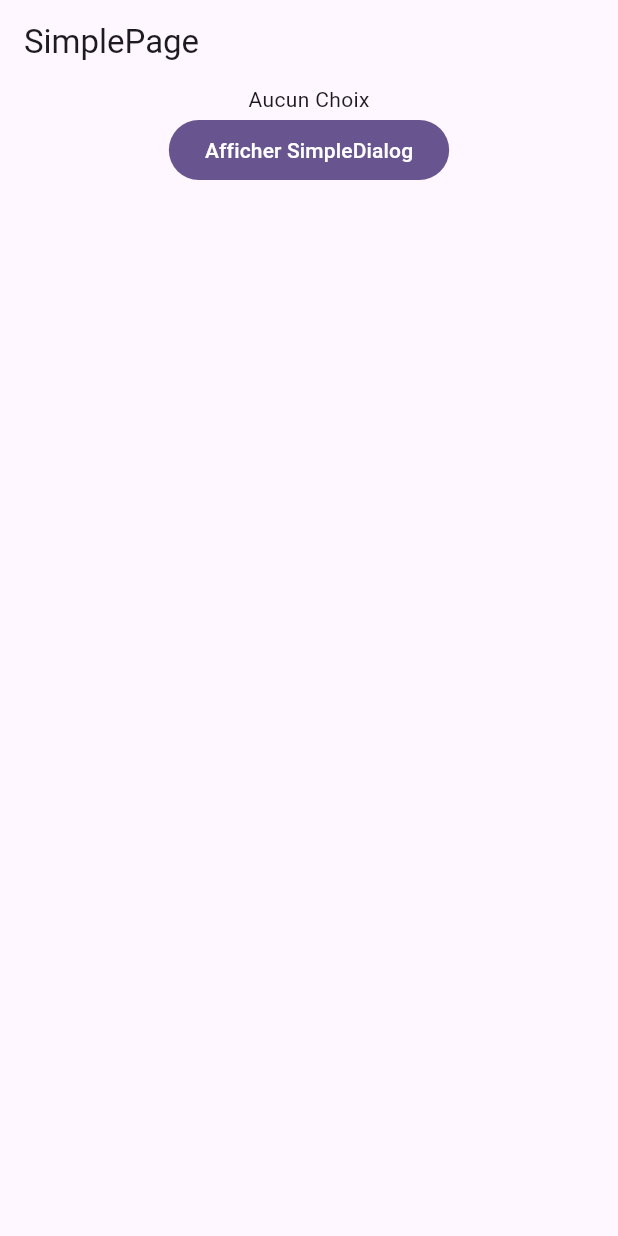
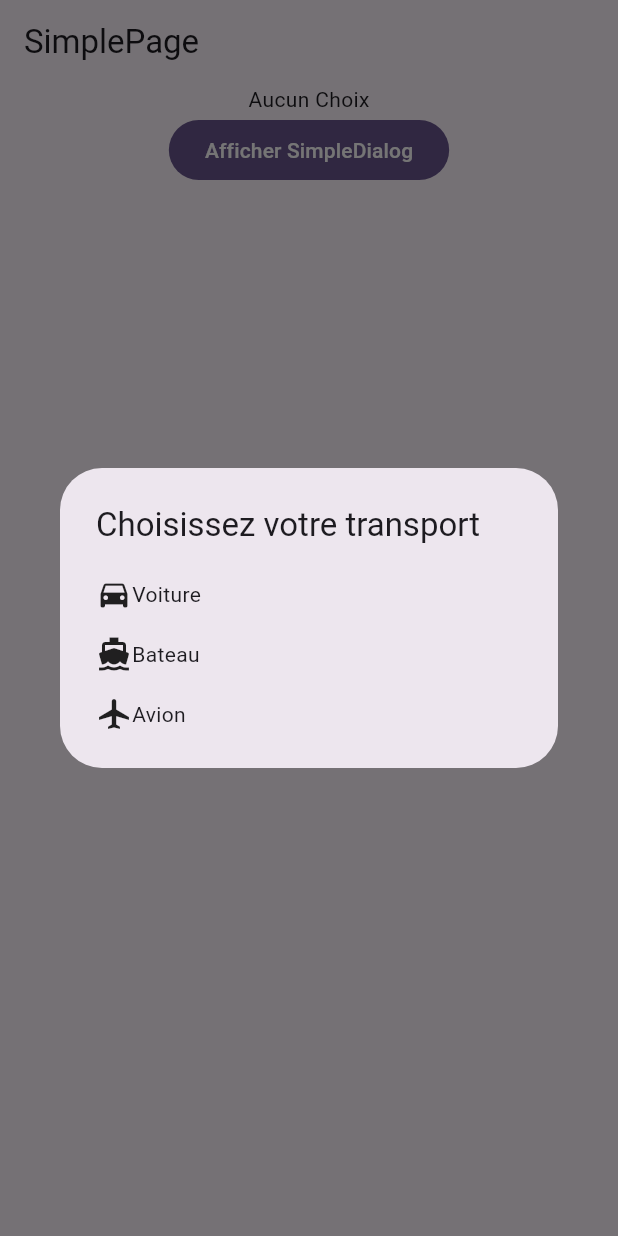
Before and after one commit to fabienlierville/flutter_di22-1_navigation, a Flutter app: the screen it shows after launch, after a tap on "Afficher SimpleDialog", on a phone screen of 412 x 824 dp. Run offline on Flutter 3.47's test engine with Material 3 defaults, Android fonts, the phone set to English and light mode, and no system bars.

Commit message:
SimpleDialog

```diff
--- a/lib/pages/simple_page.dart
+++ b/lib/pages/simple_page.dart
@@ -22,7 +22,7 @@ class _SimplePageState extends State<SimplePage> {
             Text(choixTransport),
             FilledButton(
                 onPressed: (){
-
+                  simple();
                 },
                 child: Text("Afficher SimpleDialog")
             )
@@ -39,7 +39,50 @@ class _SimplePageState extends State<SimplePage> {
         builder: (BuildContext contextDialog){
           return SimpleDialog(
             title: Text("Choisissez votre transport"),
-
+            children: [
+              SimpleDialogOption(
+                onPressed: (){
+                  setState(() {
+                    choixTransport = "Voiture";
+                    Navigator.pop(contextDialog);
+                  });
+                },
+                child: Row(
+                  children: [
+                    Icon(Icons.directions_car),
+                    Text("Voiture")
+                  ],
+                ),
+              ),
+              SimpleDialogOption(
+                onPressed: (){
+                  setState(() {
+                    choixTransport = "Bateau";
+                    Navigator.pop(contextDialog);
+                  });
+                },
+                child: Row(
+                  children: [
+                    Icon(Icons.directions_boat),
+                    Text("Bateau")
+                  ],
+                ),
+              ),
+              SimpleDialogOption(
+                onPressed: (){
+                  setState(() {
+                    choixTransport = "Avion";
+                    Navigator.pop(contextDialog);
+                  });
+                },
+                child: Row(
+                  children: [
+                    Icon(Icons.airplanemode_active),
+                    Text("Avion")
+                  ],
+                ),
+              ),
+            ],
           );
         }
     );
```
